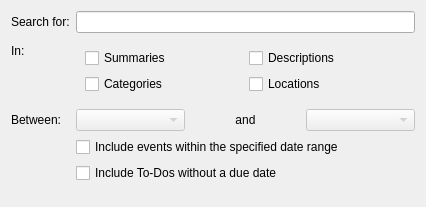
Before: the Qt Designer form mobile/calendar/searchwidget.ui in chusopr/kdepim-ktimetracker-akonadi, drawn with Qt 5.
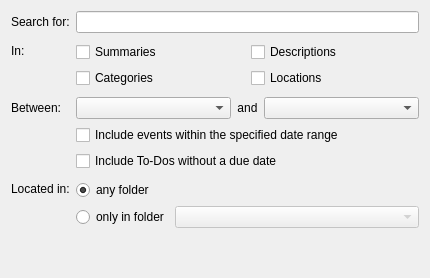
After: the same form once the commit is applied. Custom widgets are drawn as their Qt base class.

Commit message: Fix the search query and extend it to support restriction by collection

The edit to the form file:
```diff
--- a/mobile/calendar/searchwidget.ui
+++ b/mobile/calendar/searchwidget.ui
@@ -6,8 +6,8 @@
    <rect>
     <x>0</x>
     <y>0</y>
-    <width>426</width>
-    <height>207</height>
+    <width>430</width>
+    <height>278</height>
    </rect>
   </property>
   <property name="windowTitle">
@@ -38,6 +38,18 @@
    <item row="1" column="1">
     <widget class="QWidget" name="widget" native="true">
      <layout class="QGridLayout" name="gridLayout">
+      <property name="leftMargin">
+       <number>0</number>
+      </property>
+      <property name="topMargin">
+       <number>3</number>
+      </property>
+      <property name="rightMargin">
+       <number>0</number>
+      </property>
+      <property name="bottomMargin">
+       <number>3</number>
+      </property>
       <item row="0" column="0">
        <widget class="QCheckBox" name="inSummaries">
         <property name="text">
@@ -77,16 +89,22 @@
     </widget>
    </item>
    <item row="2" column="1">
-    <layout class="QHBoxLayout" name="horizontalLayout">
+    <layout class="QHBoxLayout" name="horizontalLayout" stretch="1,0,1">
      <item>
       <widget class="KPIM::KDateEdit" name="startDate">
        <property name="enabled">
-        <bool>false</bool>
+        <bool>true</bool>
        </property>
       </widget>
      </item>
      <item>
       <widget class="QLabel" name="label_4">
+       <property name="sizePolicy">
+        <sizepolicy hsizetype="Preferred" vsizetype="Preferred">
+         <horstretch>0</horstretch>
+         <verstretch>0</verstretch>
+        </sizepolicy>
+       </property>
        <property name="text">
         <string>and</string>
        </property>
@@ -98,7 +116,7 @@
      <item>
       <widget class="KPIM::KDateEdit" name="endDate">
        <property name="enabled">
-        <bool>false</bool>
+        <bool>true</bool>
        </property>
       </widget>
      </item>
@@ -118,6 +136,55 @@
      </property>
     </widget>
    </item>
+   <item row="5" column="0">
+    <widget class="QLabel" name="label_5">
+     <property name="text">
+      <string>Located in:</string>
+     </property>
+    </widget>
+   </item>
+   <item row="5" column="1">
+    <widget class="QWidget" name="widget_2" native="true">
+     <layout class="QGridLayout" name="gridLayout_2" columnstretch="0,1">
+      <property name="leftMargin">
+       <number>0</number>
+      </property>
+      <property name="topMargin">
+       <number>3</number>
+      </property>
+      <property name="rightMargin">
+       <number>0</number>
+      </property>
+      <property name="bottomMargin">
+       <number>3</number>
+      </property>
+      <item row="0" column="0">
+       <widget class="QRadioButton" name="locatedInAnyCollection">
+        <property name="text">
+         <string>any folder</string>
+        </property>
+        <property name="checked">
+         <bool>true</bool>
+        </property>
+       </widget>
+      </item>
+      <item row="1" column="0">
+       <widget class="QRadioButton" name="locatedInSpecificCollection">
+        <property name="text">
+         <string>only in folder</string>
+        </property>
+       </widget>
+      </item>
+      <item row="1" column="1">
+       <widget class="Akonadi::CollectionComboBox" name="collectionCombo">
+        <property name="enabled">
+         <bool>false</bool>
+        </property>
+       </widget>
+      </item>
+     </layout>
+    </widget>
+   </item>
   </layout>
  </widget>
  <customwidgets>
@@ -131,6 +198,11 @@
    <extends>QLineEdit</extends>
    <header>klineedit.h</header>
   </customwidget>
+  <customwidget>
+   <class>Akonadi::CollectionComboBox</class>
+   <extends>QComboBox</extends>
+   <header location="global">akonadi/collectioncombobox.h</header>
+  </customwidget>
  </customwidgets>
  <resources/>
  <connections>
```
Left out of the diff: 28 changed lines with no effect on the pictures. The commit also changes 2 other files.
